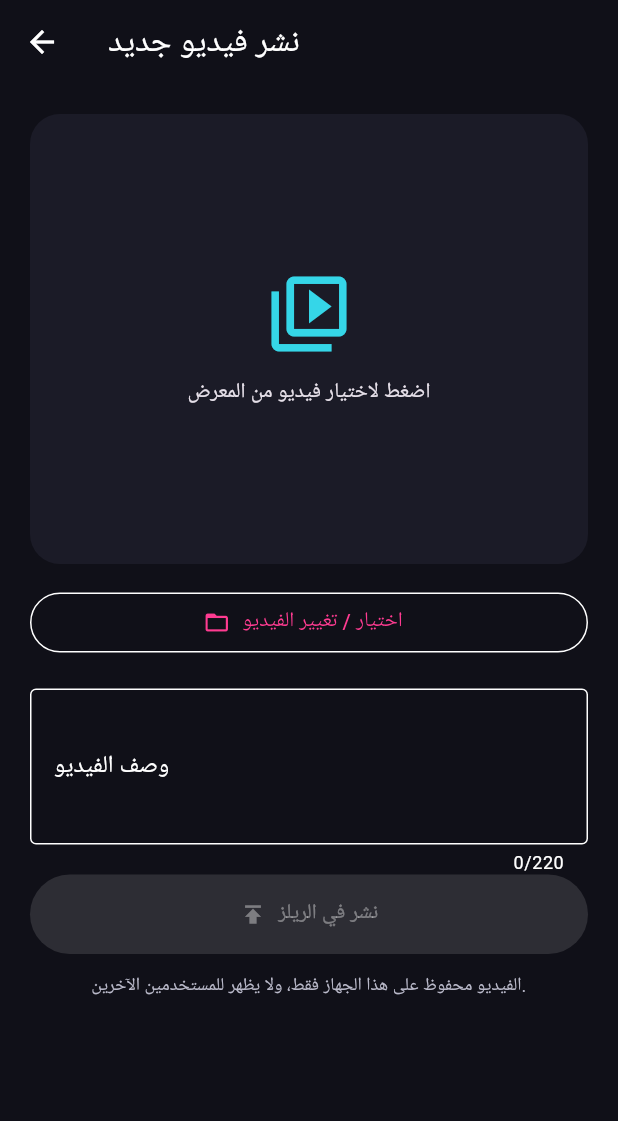
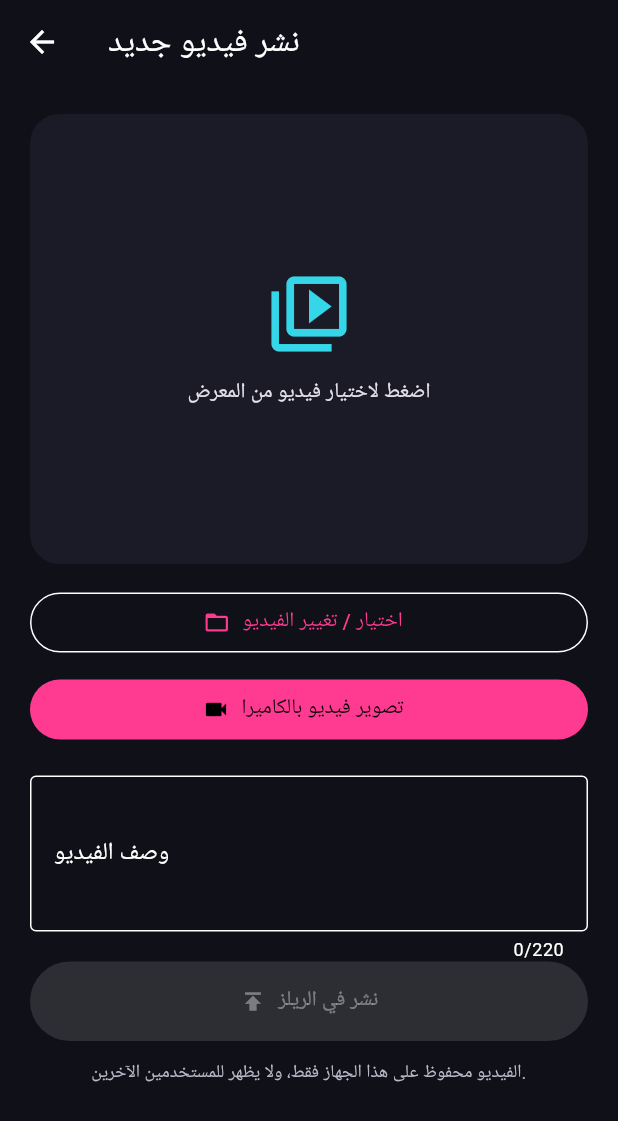
Before and after one commit to omargadelkareem/keme_tok, a Flutter app: the UploadVideoPage screen opened directly, after a tap on "اضغط لاختيار فيديو من المعرض", on a phone screen of 412 x 824 dp. Shown: the top 1121 px of the screen. Run offline on Flutter 3.47's test engine with Material 3 defaults, Android fonts, the phone set to English and light mode, and no system bars; our stand-ins replace camera, get_storage, google_fonts, image_picker, video_player; accounts and stored records are empty; Roboto replaces fonts that are missing (Cairo).

Commit message:
feat: camera reels and local live preview permissions

```diff
--- a/lib/features/videos/presentation/pages/upload_video_page.dart
+++ b/lib/features/videos/presentation/pages/upload_video_page.dart
@@ -18,9 +18,9 @@ class _UploadVideoPageState extends State<UploadVideoPage> {
   bool saving = false;
   String? error;
 
-  Future<void> pick() async {
+  Future<void> pick({ImageSource source = ImageSource.gallery}) async {
     try {
-      final selected = await ImagePicker().pickVideo(source: ImageSource.gallery);
+      final selected = await ImagePicker().pickVideo(source: source, maxDuration: const Duration(minutes: 5));
       if (selected == null) return;
       final next = VideoPlayerController.file(File(selected.path));
       await next.initialize();
@@ -57,7 +57,7 @@ class _UploadVideoPageState extends State<UploadVideoPage> {
     appBar: AppBar(title: const Text('نشر فيديو جديد')),
     body: ListView(padding: const EdgeInsets.all(20), children: [
       InkWell(
-        onTap: saving ? null : pick,
+        onTap: saving ? null : () => pick(),
         child: Container(
           height: 300,
           clipBehavior: Clip.antiAlias,
@@ -73,8 +73,11 @@ class _UploadVideoPageState extends State<UploadVideoPage> {
         ),
       ),
       const SizedBox(height: 15),
-      OutlinedButton.icon(onPressed: saving ? null : pick,
+      OutlinedButton.icon(onPressed: saving ? null : () => pick(),
         icon: const Icon(Icons.folder_open), label: const Text('اختيار / تغيير الفيديو')),
+      const SizedBox(height: 10),
+      FilledButton.icon(onPressed: saving ? null : () => pick(source: ImageSource.camera),
+        icon: const Icon(Icons.videocam), label: const Text('تصوير فيديو بالكاميرا')),
       const SizedBox(height: 20),
       TextField(controller: caption, maxLength: 220, maxLines: 3,
         decoration: const InputDecoration(labelText: 'وصف الفيديو',
```
